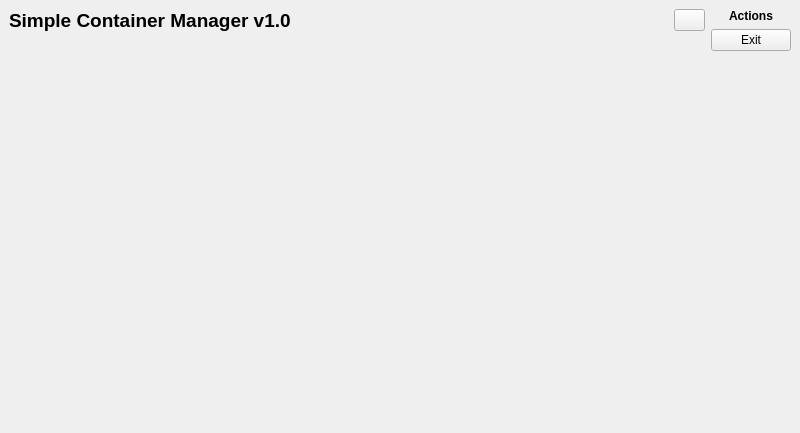
This is mainwindow.ui in eduardosaraujo1/simple-container-manager as Qt 5 draws it before an edit. The edited form follows.
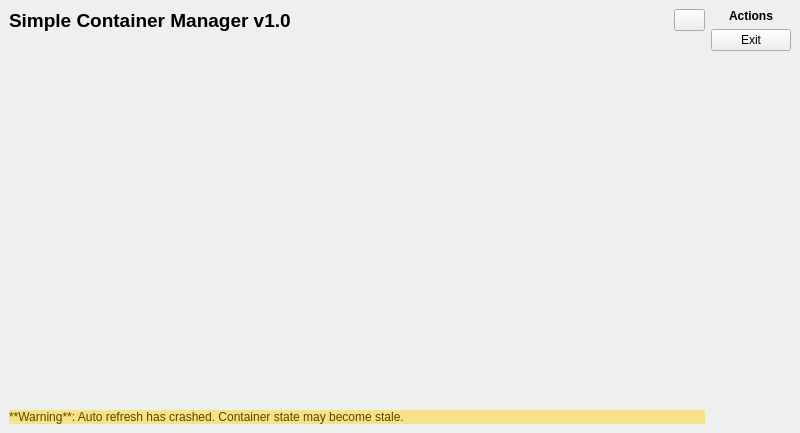
This is the edited form. Icons and pictures are not drawn. Custom widgets are drawn as their Qt base class.

Commit message: feat: app error warning area

```diff
--- a/mainwindow.ui
+++ b/mainwindow.ui
@@ -113,7 +113,7 @@
       <item>
        <widget class="QScrollArea" name="scrollArea">
         <property name="sizePolicy">
-         <sizepolicy hsizetype="Expanding" vsizetype="Preferred">
+         <sizepolicy hsizetype="Expanding" vsizetype="Expanding">
           <horstretch>0</horstretch>
           <verstretch>0</verstretch>
          </sizepolicy>
@@ -130,7 +130,7 @@
            <x>0</x>
            <y>0</y>
            <width>687</width>
-           <height>371</height>
+           <height>332</height>
           </rect>
          </property>
          <layout class="QVBoxLayout" name="scrollAreaLayout">
@@ -153,6 +153,32 @@
         </widget>
        </widget>
       </item>
+      <item>
+       <widget class="QLabel" name="lblAutoRefreshWarning">
+        <property name="sizePolicy">
+         <sizepolicy hsizetype="Expanding" vsizetype="Fixed">
+          <horstretch>0</horstretch>
+          <verstretch>0</verstretch>
+         </sizepolicy>
+        </property>
+        <property name="styleSheet">
+         <string notr="true">background-color: #f8e287;
+color: #534600;</string>
+        </property>
+        <property name="text">
+         <string>**Warning**: Auto refresh has crashed. Container state may become stale.</string>
+        </property>
+        <property name="textFormat">
+         <enum>Qt::TextFormat::MarkdownText</enum>
+        </property>
+        <property name="wordWrap">
+         <bool>true</bool>
+        </property>
+        <property name="margin">
+         <number>6</number>
+        </property>
+       </widget>
+      </item>
      </layout>
     </item>
     <item>
```
Left out of the diff: 5 changed lines with no effect on the pictures. The commit also changes 1 other file.
